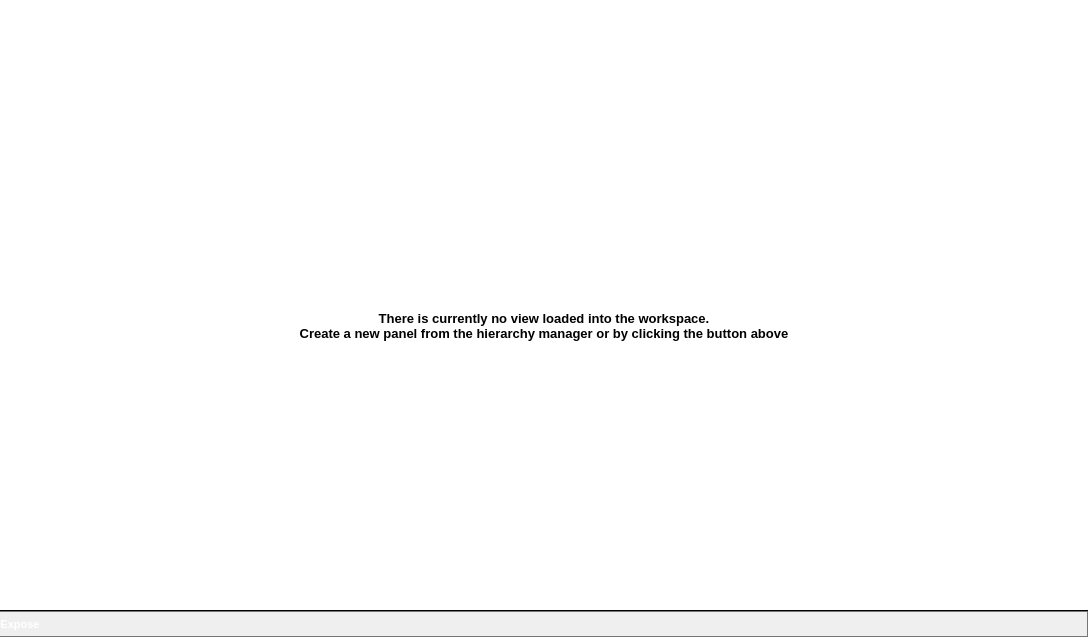
The window that library/tulip-gui/designer/Workspace.ui (vadivelselvaraj/TulipGLImprovement) describes before a commit, drawn with Qt 5.
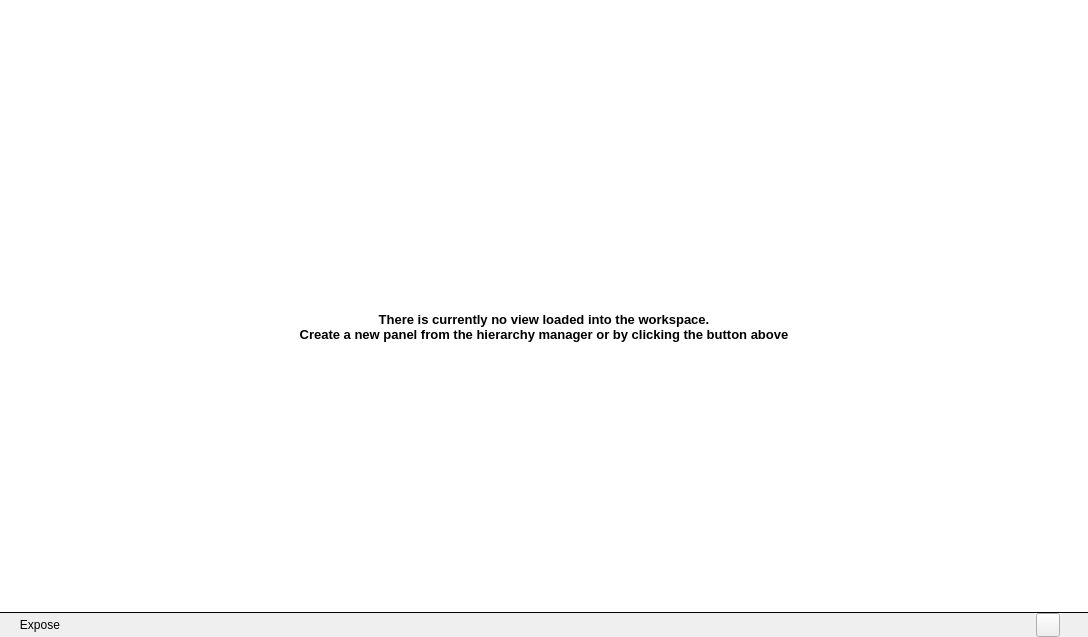
The same window after the commit. Icons and pictures are not drawn. Custom widgets are drawn as their Qt base class.

```diff
--- a/library/tulip-gui/designer/Workspace.ui
+++ b/library/tulip-gui/designer/Workspace.ui
@@ -237,43 +237,6 @@
        <verstretch>0</verstretch>
       </sizepolicy>
      </property>
-     <property name="styleSheet">
-      <string notr="true">* {
-color: white;
-font: bold 11px;
-}
-
-#bottomFrame {
-border-top: 1px solid rgba(117,117,117,255);
-border-bottom: 1px solid rgba(117,117,117,255);
-border-right: 1px solid rgba(117,117,117,255);
-border-left: 0px;
-background-color: qlineargradient(spread:pad, x1:0, y1:0, x2:, y2:1, 
-stop:0 rgb(75,75,75),
-stop:1 rgb(60, 60, 60));
-}
-
-QPushButton {
-border: 0px;
-border-image: none;
-}
-
-QPushButton:hover {
-border: 0px;
-border-image: none;
-background-color: qlineargradient(spread:pad, x1:0, y1:0, x2:, y2:1, 
-stop:0 rgb(85,85,85),
-stop:1 rgb(70, 70, 70));
-}
-
-QPushButton:pressed, .QPushButton:checked {
-border: 0px;
-border-image: none;
-background-color: qlineargradient(spread:pad, x1:0, y1:0, x2:, y2:1, 
-stop:0 rgb(65,65,65),
-stop:1 rgb(50, 50, 50));
-}</string>
-     </property>
      <property name="frameShape">
       <enum>QFrame::NoFrame</enum>
      </property>
```
Left out of the diff: 3 changed lines with no effect on the pictures.
